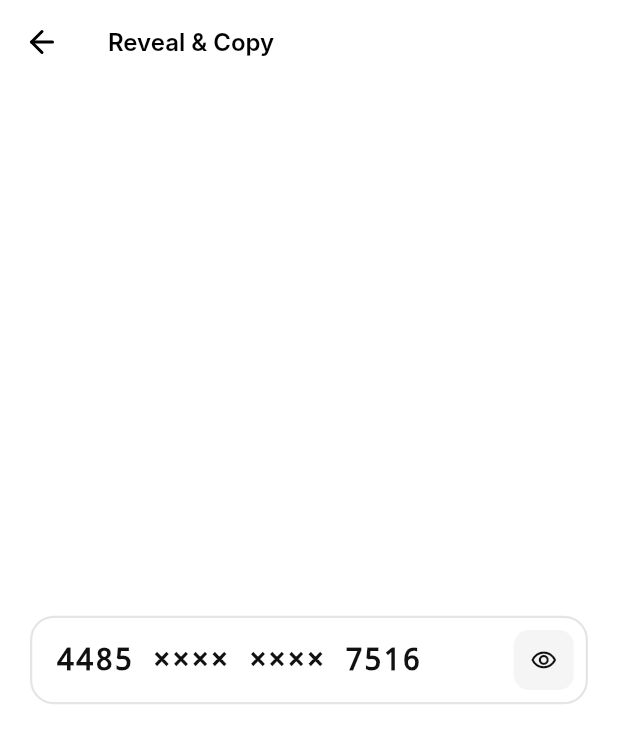
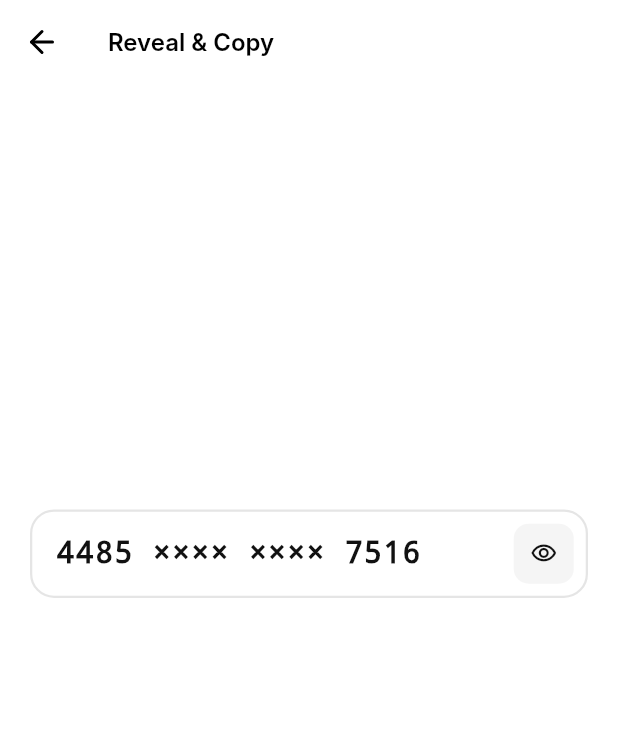
Before and after one commit to lportals/flutter_ui_interactions, a Flutter app: the screen it shows after launch, after a tap on "Reveal & Copy", on a phone screen of 412 x 824 dp. Shown: the top 743 px of the screen. Run offline on Flutter 3.47's test engine with Material 3 defaults, Android fonts, the phone set to English and light mode, and no system bars; our stand-ins replace lucide_icons; Roboto replaces fonts that are missing (Inter).

Commit message:
fix: syntax error in showcase and update homepage icon

```diff
--- a/lib/home_page.dart
+++ b/lib/home_page.dart
@@ -31,7 +31,7 @@ class HomePage extends StatelessWidget {
           _ComponentCard(
             title: 'Reveal & Copy',
             subtitle: 'Secure scramble reveal with copy animation',
-            icon: LucideIcons.scanLine,
+            icon: LucideIcons.eye,
             onTap: () {
               Navigator.of(context).push(
                 MaterialPageRoute(
--- a/lib/showcases/reveal_copy_showcase.dart
+++ b/lib/showcases/reveal_copy_showcase.dart
@@ -31,13 +31,11 @@ class _RevealCopyShowcaseState extends State<RevealCopyShowcase> {
           ),
         ),
       ),
-      body: Center(
-        child: Padding(
+      body: Padding(
         padding: const EdgeInsets.symmetric(horizontal: 20.0),
         child: Column(
-            mainAxisSize: MainAxisSize.min,
           children: [
-
+            const Spacer(flex: 2),
             RevealCopyInteraction(
               value: '4485 2291 0034 7516',
               onCopied: () {
@@ -50,27 +48,8 @@ class _RevealCopyShowcaseState extends State<RevealCopyShowcase> {
                 );
               },
             ),
-
-              /*
-              // Example of Read-Only behavior (hidden in UI but kept in code for reference)
-              const SizedBox(height: 48),
-              const Text(
-                'Read-Only Mode',
-                style: TextStyle(
-                  fontSize: 14,
-                  fontWeight: FontWeight.w500,
-                  color: Color(0xFF666666),
-                ),
-              ),
-              const SizedBox(height: 16),
-              const RevealCopyInteraction(
-                value: 'SECRET_API_KEY_12345',
-                enableCopy: false,
-                successColor: Colors.blueAccent,
-              ),
-              */
+            const Spacer(flex: 3),
           ],
-          ),
         ),
       ),
     );
```
Lines whose indentation alone changed are shown as unchanged.
